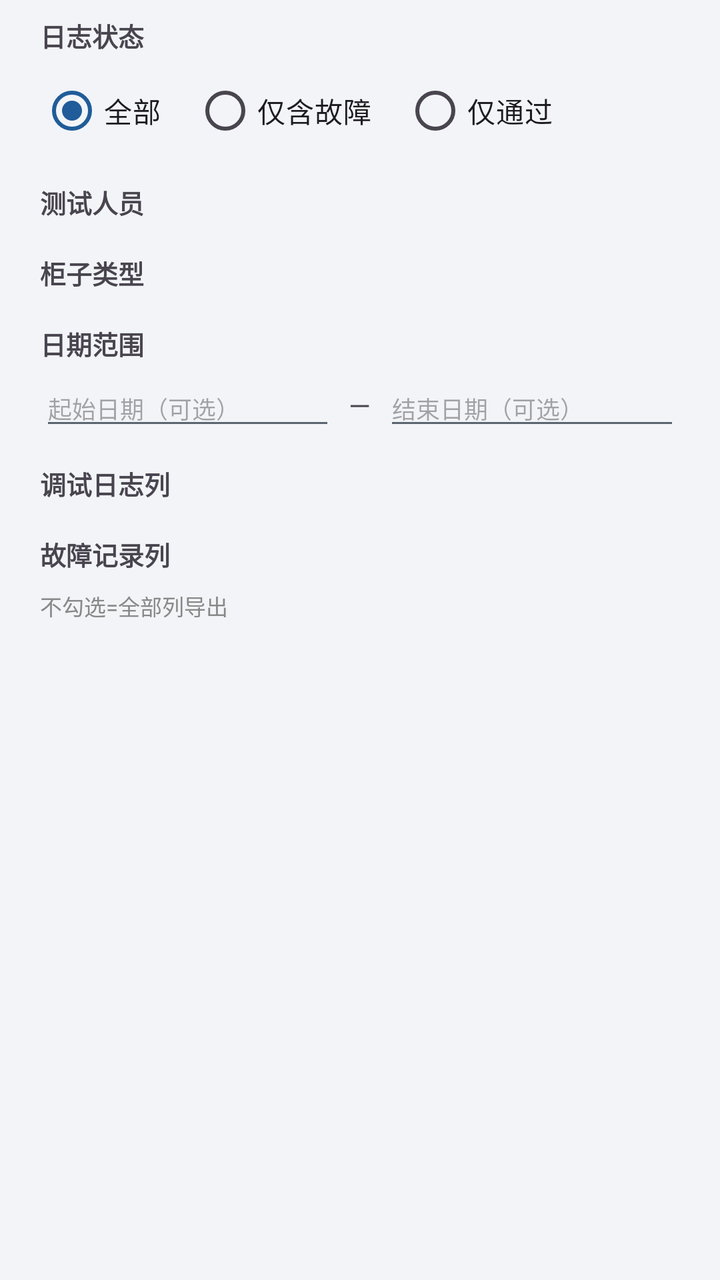
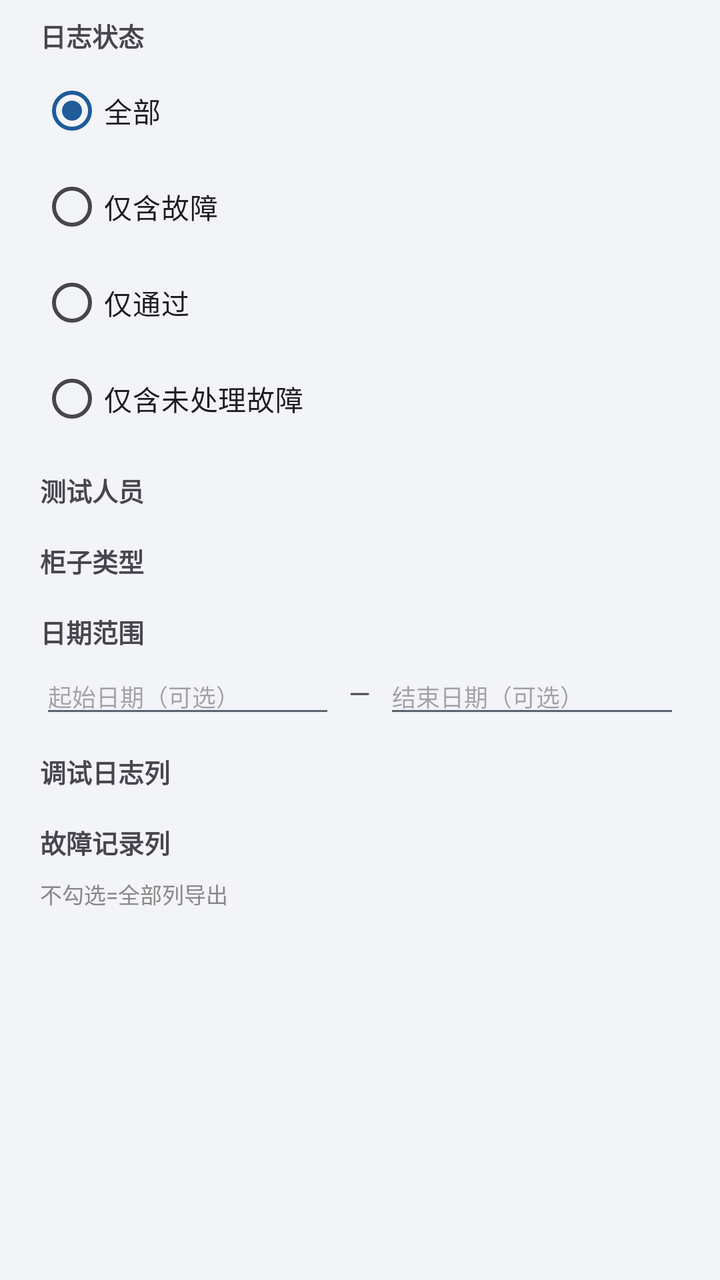

Before-and-after screenshots of an Android layout around one commit, followed by the original layout XML and the change that was made.
<!-- AndroidManifest.xml: application theme Theme.App -->
<!-- res/layout/dialog_export_filter.xml -->
<?xml version="1.0" encoding="utf-8"?>
<ScrollView xmlns:android="http://schemas.android.com/apk/res/android"
    android:layout_width="match_parent"
    android:layout_height="wrap_content"
    android:paddingStart="20dp"
    android:paddingTop="8dp"
    android:paddingEnd="20dp"
    android:paddingBottom="8dp">

    <LinearLayout
        android:layout_width="match_parent"
        android:layout_height="wrap_content"
        android:orientation="vertical">

        
        <TextView
            android:layout_width="match_parent"
            android:layout_height="wrap_content"
            android:text="@string/export_filter_status_label"
            android:textStyle="bold"
            android:textSize="13sp" />

        <RadioGroup
            android:id="@+id/rgStatus"
            android:layout_width="match_parent"
            android:layout_height="wrap_content"
            android:orientation="horizontal"
            android:layout_marginTop="4dp">

            <RadioButton
                android:id="@+id/rbAll"
                android:layout_width="wrap_content"
                android:layout_height="wrap_content"
                android:text="@string/export_filter_all"
                android:checked="true" />

            <RadioButton
                android:id="@+id/rbStatusFault"
                android:layout_width="wrap_content"
                android:layout_height="wrap_content"
                android:text="@string/export_filter_has_fault"
                android:layout_marginStart="16dp" />

            <RadioButton
                android:id="@+id/rbStatusPass"
                android:layout_width="wrap_content"
                android:layout_height="wrap_content"
                android:text="@string/export_filter_pass_only"
                android:layout_marginStart="16dp" />
        </RadioGroup>

        
        <TextView
            android:id="@+id/tvTestersLabel"
            android:layout_width="match_parent"
            android:layout_height="wrap_content"
            android:text="@string/export_filter_testers_label"
            android:textStyle="bold"
            android:textSize="13sp"
            android:layout_marginTop="12dp" />

        <LinearLayout
            android:id="@+id/llTesters"
            android:layout_width="match_parent"
            android:layout_height="wrap_content"
            android:orientation="vertical"
            android:layout_marginTop="4dp" />

        
        <TextView
            android:id="@+id/tvTypesLabel"
            android:layout_width="match_parent"
            android:layout_height="wrap_content"
            android:text="@string/export_filter_types_label"
            android:textStyle="bold"
            android:textSize="13sp"
            android:layout_marginTop="12dp" />

        <LinearLayout
            android:id="@+id/llTypes"
            android:layout_width="match_parent"
            android:layout_height="wrap_content"
            android:orientation="vertical"
            android:layout_marginTop="4dp" />

        
        <TextView
            android:layout_width="match_parent"
            android:layout_height="wrap_content"
            android:text="@string/export_filter_date_label"
            android:textStyle="bold"
            android:textSize="13sp"
            android:layout_marginTop="12dp" />

        <LinearLayout
            android:layout_width="match_parent"
            android:layout_height="wrap_content"
            android:orientation="horizontal"
            android:layout_marginTop="4dp">

            <EditText
                android:id="@+id/etDateFrom"
                android:layout_width="0dp"
                android:layout_height="wrap_content"
                android:layout_weight="1"
                android:hint="@string/export_filter_date_from_hint"
                android:inputType="date"
                android:textSize="12sp" />

            <TextView
                android:layout_width="wrap_content"
                android:layout_height="wrap_content"
                android:text="  —  "
                android:layout_gravity="center_vertical" />

            <EditText
                android:id="@+id/etDateTo"
                android:layout_width="0dp"
                android:layout_height="wrap_content"
                android:layout_weight="1"
                android:hint="@string/export_filter_date_to_hint"
                android:inputType="date"
                android:textSize="12sp" />
        </LinearLayout>

        
        <TextView
            android:id="@+id/tvLogColsLabel"
            android:layout_width="match_parent"
            android:layout_height="wrap_content"
            android:text="@string/export_filter_log_cols_label"
            android:textStyle="bold"
            android:textSize="13sp"
            android:layout_marginTop="12dp" />

        <LinearLayout
            android:id="@+id/llLogCols"
            android:layout_width="match_parent"
            android:layout_height="wrap_content"
            android:orientation="vertical"
            android:layout_marginTop="4dp" />

        
        <TextView
            android:id="@+id/tvFaultColsLabel"
            android:layout_width="match_parent"
            android:layout_height="wrap_content"
            android:text="@string/export_filter_fault_cols_label"
            android:textStyle="bold"
            android:textSize="13sp"
            android:layout_marginTop="12dp" />

        <LinearLayout
            android:id="@+id/llFaultCols"
            android:layout_width="match_parent"
            android:layout_height="wrap_content"
            android:orientation="vertical"
            android:layout_marginTop="4dp" />

        <TextView
            android:id="@+id/tvColsHint"
            android:layout_width="match_parent"
            android:layout_height="wrap_content"
            android:text="@string/export_filter_cols_hint"
            android:textSize="11sp"
            android:textColor="#888888"
            android:layout_marginTop="4dp" />

    </LinearLayout>
</ScrollView>
<!-- resources referenced by this layout -->
<resources>
  <string name="export_filter_all">全部</string>
  <string name="export_filter_cols_hint">不勾选=全部列导出</string>
  <string name="export_filter_date_from_hint">起始日期（可选）</string>
  <string name="export_filter_date_label">日期范围</string>
  <string name="export_filter_date_to_hint">结束日期（可选）</string>
  <string name="export_filter_fault_cols_label">故障记录列</string>
  <string name="export_filter_has_fault">仅含故障</string>
  <string name="export_filter_log_cols_label">调试日志列</string>
  <string name="export_filter_pass_only">仅通过</string>
  <string name="export_filter_status_label">日志状态</string>
  <string name="export_filter_testers_label">测试人员</string>
  <string name="export_filter_types_label">柜子类型</string>
  <style name="Theme.App" parent="Theme.Material3.Light.NoActionBar">
          <item name="colorPrimary">@color/primary</item>
          <item name="colorOnPrimary">@color/on_primary</item>
          <item name="colorPrimaryContainer">@color/primary_container</item>
          <item name="colorOnPrimaryContainer">@color/on_primary_container</item>
          <item name="colorSecondary">@color/secondary</item>
          <item name="android:colorBackground">@color/bg</item>
          <item name="colorSurface">@color/surface</item>
          <item name="colorOnSurface">@color/on_surface</item>
          <item name="colorError">@color/danger</item>
          <item name="android:statusBarColor">@color/primary_dark</item>
          <item name="android:textColorSecondary">@color/text_secondary</item>
          <item name="android:divider">@color/divider</item>
      </style>
  <color name="primary">#1F5C99</color>
  <color name="on_primary">#FFFFFF</color>
  <color name="primary_container">#D9E6F5</color>
  <color name="on_primary_container">#0B3055</color>
  <color name="secondary">#45607F</color>
  <color name="bg">#F2F4F7</color>
  <color name="surface">#FFFFFF</color>
  <color name="on_surface">#1B1F24</color>
  <color name="danger">#B3261E</color>
  <color name="primary_dark">#17456F</color>
  <color name="text_secondary">#5A6570</color>
  <color name="divider">#E1E5EA</color>
</resources>

<!-- the commit's change to res/layout/dialog_export_filter.xml (unified diff, before → after) -->
@@ -24,7 +24,7 @@
             android:id="@+id/rgStatus"
             android:layout_width="match_parent"
             android:layout_height="wrap_content"
-            android:orientation="horizontal"
+            android:orientation="vertical"
             android:layout_marginTop="4dp">
 
             <RadioButton
@@ -38,15 +38,19 @@
                 android:id="@+id/rbStatusFault"
                 android:layout_width="wrap_content"
                 android:layout_height="wrap_content"
-                android:text="@string/export_filter_has_fault"
-                android:layout_marginStart="16dp" />
+                android:text="@string/export_filter_has_fault" />
 
             <RadioButton
                 android:id="@+id/rbStatusPass"
                 android:layout_width="wrap_content"
                 android:layout_height="wrap_content"
-                android:text="@string/export_filter_pass_only"
-                android:layout_marginStart="16dp" />
+                android:text="@string/export_filter_pass_only" />
+
+            <RadioButton
+                android:id="@+id/rbStatusPendingFault"
+                android:layout_width="wrap_content"
+                android:layout_height="wrap_content"
+                android:text="@string/export_filter_pending_fault_only" />
         </RadioGroup>
 
         
<!-- resource entries referenced after the edit -->
@@ -9,6 +9,7 @@
   <string name="export_filter_has_fault">仅含故障</string>
   <string name="export_filter_log_cols_label">调试日志列</string>
   <string name="export_filter_pass_only">仅通过</string>
+  <string name="export_filter_pending_fault_only">仅含未处理故障</string>
   <string name="export_filter_status_label">日志状态</string>
   <string name="export_filter_testers_label">测试人员</string>
   <string name="export_filter_types_label">柜子类型</string>
